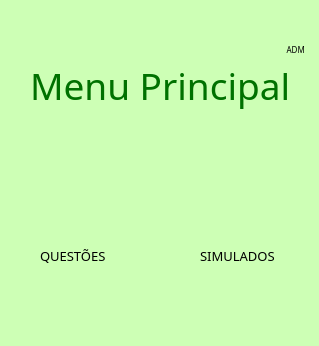
Before: the Qt Designer form ui/main_menu_window.ui in vivif001/nexus-ifpe, drawn with Qt 5; both pictures show x 0 to 319 and y 0 to 346 of the 319 by 524 pixel window.
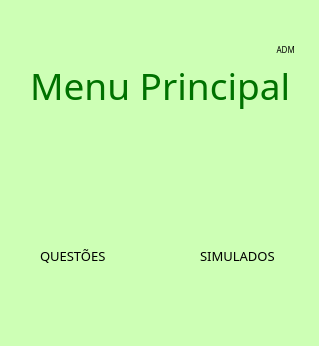
After: the same form once the commit is applied. Icons and pictures are not drawn.

The edit to the form file:
```diff
--- a/ui/main_menu_window.ui
+++ b/ui/main_menu_window.ui
@@ -301,7 +301,7 @@
      <rect>
       <x>200</x>
       <y>245</y>
-      <width>81</width>
+      <width>101</width>
       <height>21</height>
      </rect>
     </property>
@@ -318,9 +318,9 @@
    <widget class="QLabel" name="label_Admin">
     <property name="geometry">
      <rect>
-      <x>270</x>
+      <x>260</x>
       <y>40</y>
-      <width>41</width>
+      <width>51</width>
       <height>20</height>
      </rect>
     </property>
@@ -358,7 +358,7 @@
      <rect>
       <x>40</x>
       <y>245</y>
-      <width>81</width>
+      <width>101</width>
       <height>21</height>
      </rect>
     </property>
```
